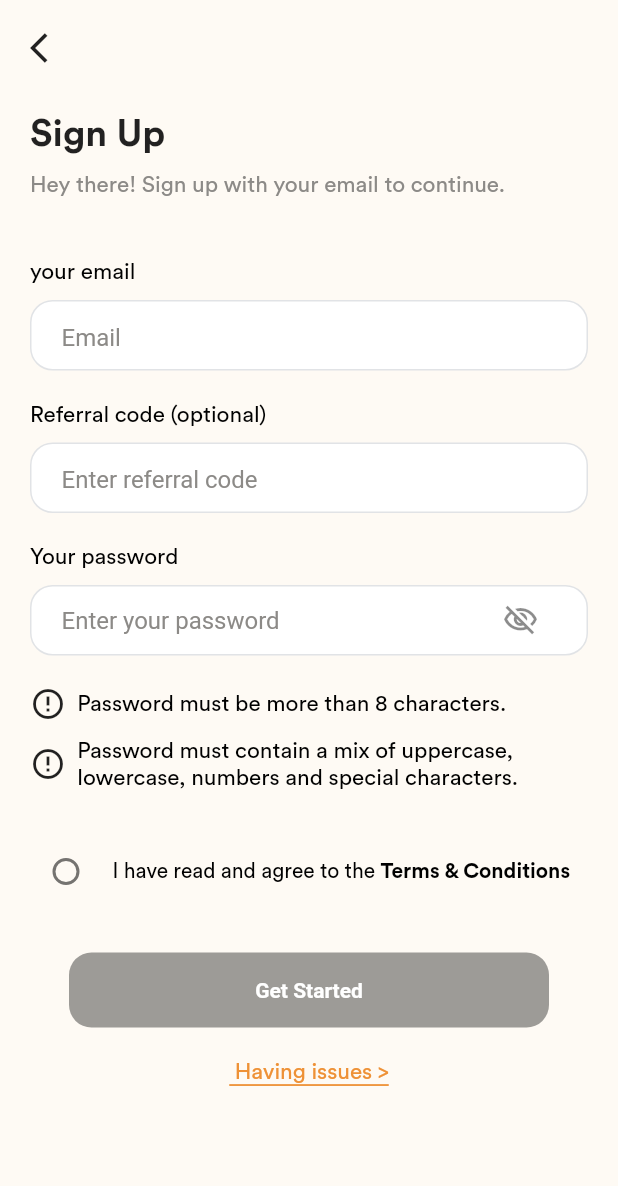
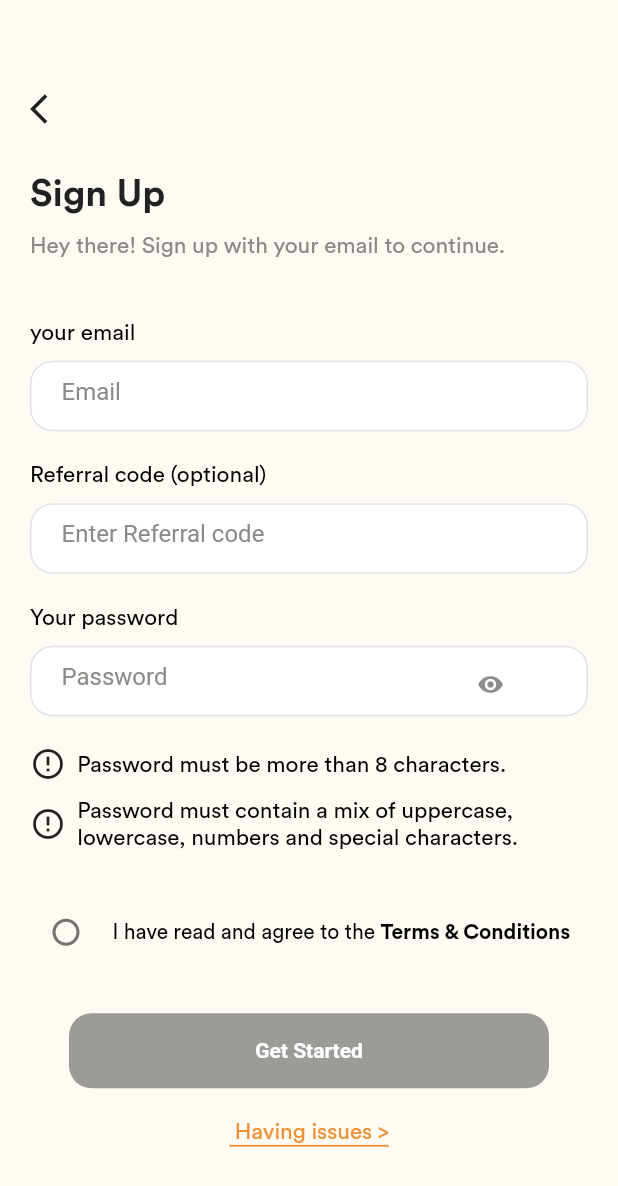
Before and after one commit to Jigarchovatiya/crypto_app, a Flutter app: the SignUpScreen screen opened by its route, on a phone screen of 412 x 824 dp. Shown: the top 1186 px of the screen. Run offline on Flutter 3.47's test engine with Material 2 defaults, Android fonts, the phone set to English and light mode, and no system bars; our stand-ins replace flutter_svg; Roboto replaces fonts that are missing (Poppins-Regular.ttf); project files that could hold a hidden picture were left out.

Commit message:
11-04-2023

```diff
--- /dev/null
+++ b/lib/common/app_text_field.dart
@@ -0,0 +1,79 @@
+import 'package:flutter/material.dart';
+import 'package:flutter/services.dart';
+
+import '../constant/color_constant.dart';
+
+class AppTextField extends StatelessWidget {
+  final TextEditingController? controller;
+  final String? hintText;
+  final Widget? suffixIcon;
+  final TextInputType keyboardType;
+  final String? label;
+  final List<TextInputFormatter>? inputFormatters;
+  final FormFieldValidator<String>? validator;
+  final bool obscureText;
+  final bool readOnly;
+  final ValueChanged<String>? onChanged;
+  final bool enableInteractiveSelection;
+  final GestureTapCallback? onTap;
+  final InputBorder? enabledBorder;
+  final InputBorder? focusedBorder;
+  final InputBorder? focusedErrorBorder;
+  final InputBorder? errorBorder;
+  final int maxLines;
+  final EdgeInsetsGeometry margin;
+  final bool autofocus;
+  final Color? fillColor;
+
+  const AppTextField({
+    Key? key,
+    this.controller,
+    this.keyboardType = TextInputType.text,
+    this.label,
+    this.inputFormatters,
+    this.validator,
+    this.obscureText = false,
+    this.readOnly = false,
+    this.onTap,
+    this.enableInteractiveSelection = true,
+    this.enabledBorder,
+    this.focusedBorder,
+    this.focusedErrorBorder,
+    this.errorBorder,
+    this.maxLines = 1,
+    this.margin = const EdgeInsets.only(top: 8, bottom: 8, right: 20),
+    this.autofocus = false,
+    this.fillColor,
+    this.onChanged,
+    this.hintText,
+    this.suffixIcon,
+  }) : super(key: key);
+
+  @override
+  Widget build(BuildContext context) {
+    return Container(
+      margin: margin,
+      child: TextFormField(
+        textInputAction: TextInputAction.next,
+        controller: controller,
+        validator: validator,
+        obscureText: obscureText,
+        autofocus: false,
+        decoration: InputDecoration(
+          isDense: true,
+          suffixIcon: suffixIcon,
+          hintText: hintText,
+          hintStyle: const TextStyle(
+            color: Color(0xFF8C8A87),
+          ),
+          border: InputBorder.none,
+        ),
+      ),
+    );
+  }
+
+  static OutlineInputBorder appOutlineInputBorder({Color? color}) => OutlineInputBorder(
+        borderRadius: BorderRadius.circular(10),
+        borderSide: BorderSide(color: color ?? AppColor.textFieldColor, width: 1),
+      );
+}
--- /dev/null
+++ b/lib/constant/color_constant.dart
@@ -0,0 +1,5 @@
+import 'package:flutter/material.dart';
+
+class AppColor {
+  static Color textFieldColor = Colors.transparent;
+}
--- a/lib/intro_screen.dart
+++ b/lib/intro_screen.dart
@@ -12,6 +12,7 @@ class IntroScreen extends StatelessWidget {
       body: Padding(
         padding: const EdgeInsets.all(20),
         child: Center(
+          child: SingleChildScrollView(
             child: Column(
               children: [
                 const SizedBox(height: 30),
@@ -89,6 +90,7 @@ class IntroScreen extends StatelessWidget {
             ),
           ),
         ),
+      ),
     ));
   }
 }
--- a/lib/log_in_screen.dart
+++ b/lib/log_in_screen.dart
@@ -1,3 +1,4 @@
+import 'package:crypto_app/common/app_text_field.dart';
 import 'package:crypto_app/routes/routes_name.dart';
 import 'package:flutter/material.dart';
 
@@ -79,27 +80,19 @@ class _LogInScreenState extends State<LogInScreen> {
                       alignment: Alignment.centerLeft,
                       child: Padding(
                         padding: const EdgeInsets.symmetric(horizontal: 20),
-                        child: TextFormField(
+                        child: AppTextField(
+                          hintText: "Email",
                           validator: (value) {
                             if (value == null) {
-                              return 'Please enter your E-mail';
-                            } else if (value.length < 4) {
-                              return 'Please enter valid E-mail';
+                              return "Please Enter Email";
+                            } else if (!RegExp(r'^(([^<>()[\]\\.,;:\s@"]+(\.[^<>()[\]\\.,;:\s@"]+)*)|(".+"))@((\[[0-9]{1,3}\.[0-9]{1,3}\.[0-9]{1,3}\.[0-9]{1D,3}\])|(([a-zA-Z\-0-9]+\.)+[a-zA-Z]{2,}))\$').hasMatch(value)) {
+                              return "Please Enter a Valid Email";
                             }
                             return null;
                           },
                           controller: emailController,
                           // obscureText: true,
-                          textCapitalization: TextCapitalization.none,
-                          textInputAction: TextInputAction.next,
                           autofocus: false,
-                          decoration: const InputDecoration(
-                            hintText: "Email",
-                            hintStyle: TextStyle(
-                              color: Color(0xFF8C8A87),
-                            ),
-                            border: InputBorder.none,
-                          ),
                         ),
                       ),
                     ),
@@ -129,13 +122,14 @@ class _LogInScreenState extends State<LogInScreen> {
                         padding: const EdgeInsets.symmetric(horizontal: 20),
                         child: TextFormField(
                           validator: (value) {
-                            if (value == null) {
-                              return 'Please enter password ';
-                            } else if (value.length < 10) {
-                              return 'Please enter valid password';
+                            if (value!.isEmpty) {
+                              return 'Please enter password';
+                            } else if (RegExp(r"(?=.*\d)(?=.*[a-z])(?=.*[A-Z])(?=.*\W)").hasMatch(value)) {
+                              return 'Please enter valid  password';
                             }
                             return null;
                           },
+                          controller: passwordController,
                           autofocus: false,
                           obscureText: true,
                           textInputAction: TextInputAction.done,
--- a/lib/sign_up_screen.dart
+++ b/lib/sign_up_screen.dart
@@ -1,5 +1,7 @@
 import 'package:crypto_app/routes/routes_name.dart';
 import 'package:flutter/material.dart';
+
+import 'common/app_text_field.dart';
 
 class SignUpScreen extends StatefulWidget {
   const SignUpScreen({Key? key}) : super(key: key);
@@ -22,10 +24,16 @@ class _SignUpScreenState extends State<SignUpScreen> {
       backgroundColor: const Color(0xFFFEFAF4),
       body: Padding(
         padding: const EdgeInsets.all(20),
-        child: SingleChildScrollView(
-          child: Center(
+        child: Center(
+          child: SingleChildScrollView(
+            keyboardDismissBehavior: ScrollViewKeyboardDismissBehavior.onDrag,
+            physics: const BouncingScrollPhysics(),
             child: Form(
               key: formKey,
+              autovalidateMode: AutovalidateMode.onUserInteraction,
+              onChanged: () {
+                setState(() {});
+              },
               child: Column(
                 children: [
                   Align(
@@ -79,24 +87,17 @@ class _SignUpScreenState extends State<SignUpScreen> {
                       alignment: Alignment.centerLeft,
                       child: Padding(
                         padding: const EdgeInsets.symmetric(horizontal: 20),
-                        child: TextFormField(
+                        child: AppTextField(
+                          hintText: "Email",
                           controller: emailController,
                           validator: (value) {
-                            if (value!.isEmpty) {
-                              return 'Please enter name';
-                            } else if (value.length < 5) {
-                              return 'too short';
+                            if (value == null) {
+                              return "Please Enter Email";
+                            } else if (!RegExp(r'^(([^<>()[\]\\.,;:\s@"]+(\.[^<>()[\]\\.,;:\s@"]+)*)|(".+"))@((\[[0-9]{1,3}\.[0-9]{1,3}\.[0-9]{1,3}\.[0-9]{1D,3}\])|(([a-zA-Z\-0-9]+\.)+[a-zA-Z]{2,}))\$').hasMatch(value)) {
+                              return "Please Enter a Valid Email";
                             }
                             return null;
                           },
-                          autofocus: false,
-                          decoration: const InputDecoration(
-                            hintText: "Email",
-                            hintStyle: TextStyle(
-                              color: Color(0xFF8C8A87),
-                            ),
-                            border: InputBorder.none,
-                          ),
                         ),
                       ),
                     ),
@@ -124,26 +125,18 @@ class _SignUpScreenState extends State<SignUpScreen> {
                       alignment: Alignment.centerLeft,
                       child: Padding(
                         padding: const EdgeInsets.symmetric(horizontal: 20),
-                        child: TextFormField(
+                        child: AppTextField(
+                          hintText: "Enter Referral code",
                           validator: (value) {
-                            if (value!.isEmpty) {
-                              return 'Please enter referral code';
-                            } else if (value.length < 8) {
-                              return 'Not valid';
+                            if (value == null) {
+                              return "Please Enter Email";
+                            } else if (RegExp(r"(?=.*\d)(?=.*[a-z])(?=.*[A-Z])(?=.*\W)").hasMatch(value)) {
+                              return "Please Enter a Valid referral code";
                             }
                             return null;
                           },
                           controller: referralController,
                           autofocus: false,
-                          textInputAction: TextInputAction.next,
-                          textCapitalization: TextCapitalization.words,
-                          decoration: const InputDecoration(
-                            hintText: "Enter referral code",
-                            hintStyle: TextStyle(
-                              color: Color(0xFF8C8A87),
-                            ),
-                            border: InputBorder.none,
-                          ),
                         ),
                       ),
                     ),
@@ -171,26 +164,24 @@ class _SignUpScreenState extends State<SignUpScreen> {
                       alignment: Alignment.centerLeft,
                       child: Padding(
                         padding: const EdgeInsets.symmetric(horizontal: 20),
-                        child: TextFormField(
-                          textInputAction: TextInputAction.done,
-                          controller: passwordController,
+                        child: AppTextField(
                           validator: (value) {
                             if (value!.isEmpty) {
                               return 'Please enter password';
-                            } else if (value.length < 8) {
+                            } else if (RegExp(r"(?=.*\d)(?=.*[a-z])(?=.*[A-Z])(?=.*\W)").hasMatch(value)) {
                               return 'Please enter valid  password';
                             }
                             return null;
                           },
-                          autofocus: false,
-                          decoration: const InputDecoration(
-                            hintText: "Enter your password",
-                            hintStyle: TextStyle(
-                              color: Color(0xFF8C8A87),
-                            ),
-                            border: InputBorder.none,
-                            suffixIcon: Icon(Icons.visibility_off_outlined),
-                          ),
+                          obscureText: password,
+                          controller: passwordController,
+                          hintText: "Password",
+                          suffixIcon: IconButton(
+                              onPressed: () {
+                                password = !password;
+                                setState(() {});
+                              },
+                              icon: password == true ? const Icon(Icons.visibility_off) : const Icon(Icons.visibility)),
                         ),
                       ),
                     ),
@@ -244,12 +235,15 @@ class _SignUpScreenState extends State<SignUpScreen> {
                   const SizedBox(height: 30),
                   InkWell(
                     onTap: () {
+                      formKey.currentState!.validate();
+                      debugPrint("validate ---> ${formKey.currentState!.validate()}");
                       Navigator.pushNamedAndRemoveUntil(
                         context,
                         RoutesName.bottomScreen,
                         (route) => false,
                       );
                       debugPrint('Bottom Screen ----->>');
+                      setState(() {});
                     },
                     child: Container(
                       height: 50,
```
Lines whose indentation alone changed are shown as unchanged.
